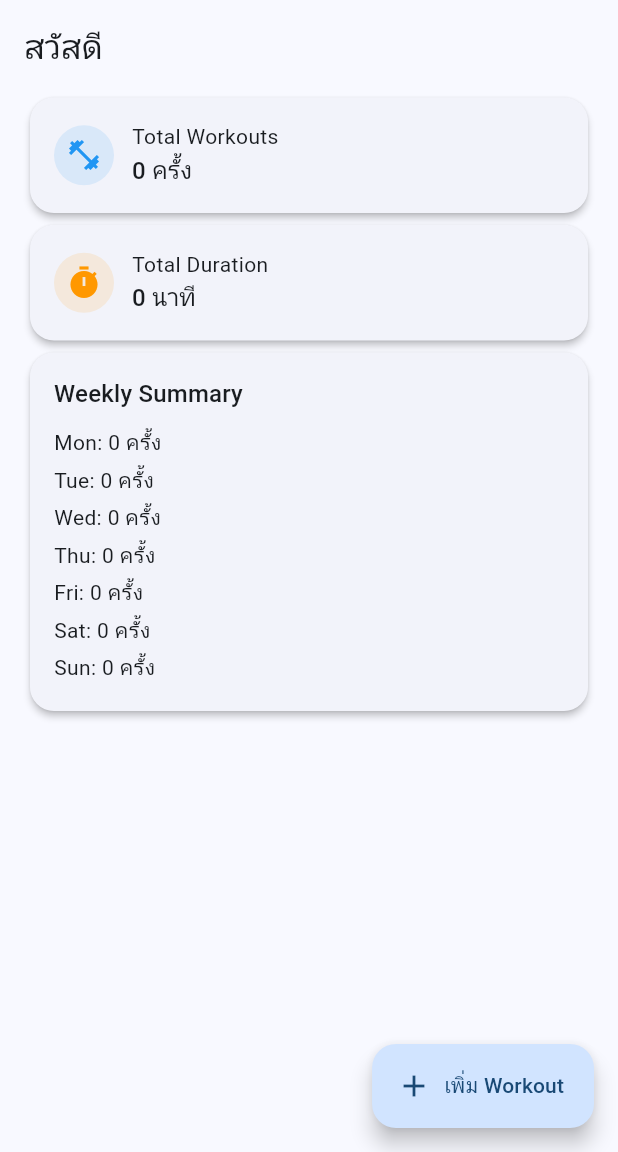
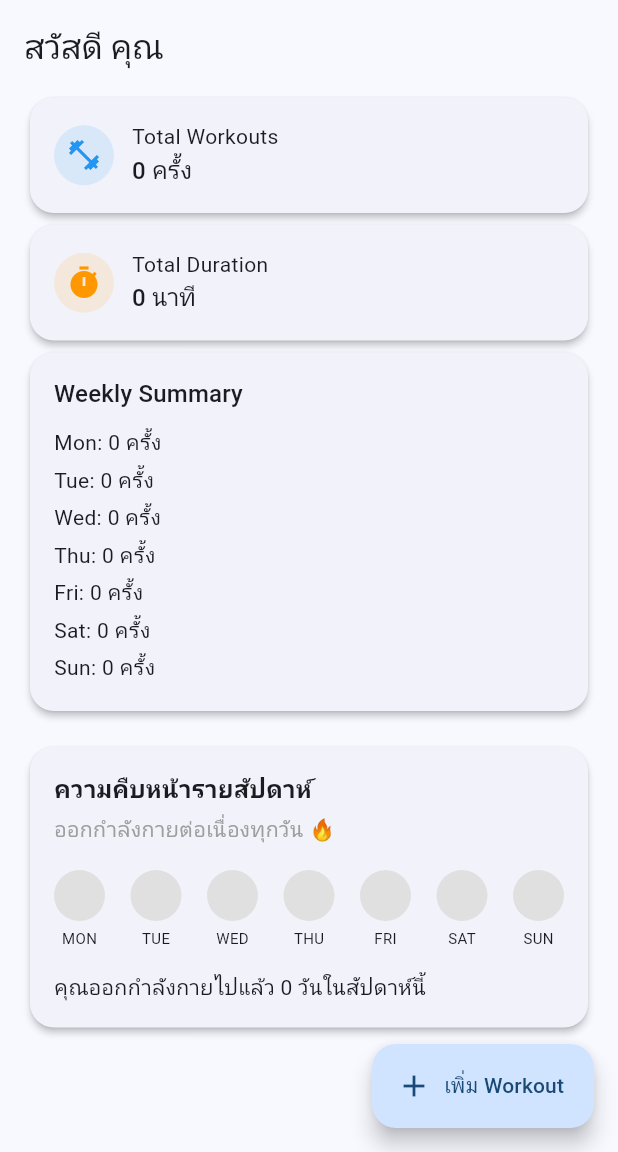
Before and after one commit to srpatise-del/fitness_pj_3, a Flutter app: the DashboardScreen screen opened by its route, on a phone screen of 412 x 824 dp, the part 84-1236 px from its top. Run offline on Flutter 3.47's test engine with Material 3 defaults, Android fonts, the phone set to English and light mode, and no system bars; our stand-ins replace fl_chart, flutter_local_notifications, shared_preferences, sqflite, sqflite_common_ffi, timezone; accounts and stored records are empty; network calls fail.

Commit message:
sky update 29/4 v2

```diff
--- a/lib/providers/workout_provider.dart
+++ b/lib/providers/workout_provider.dart
@@ -43,6 +43,10 @@ class WorkoutProvider extends ChangeNotifier {
   notifyListeners();
   try {
     await _service.addWorkout(workout: workout, token: token);
+
+    // 👇 เพิ่มตรงนี้
+    await loadWorkouts(userId: workout.userId, token: token);
+
     return true;
   } catch (e) {
     _error = e.toString().replaceFirst('Exception: ', '');
@@ -76,6 +80,7 @@ class WorkoutProvider extends ChangeNotifier {
     try {
       await _service.deleteWorkout(workoutId: workoutId, token: token);
       _workouts.removeWhere((w) => w.id == workoutId);
+      await loadWorkouts(userId: _workouts.first.userId, token: token);
       return true;
     } catch (e) {
       _error = e.toString().replaceFirst('Exception: ', '');
@@ -85,4 +90,21 @@ class WorkoutProvider extends ChangeNotifier {
       notifyListeners();
     }
   }
+  Set<int> getWorkoutDaysThisWeek() {
+  final now = DateTime.now();
+  final startOfWeek = now.subtract(Duration(days: now.weekday - 1));
+
+  Set<int> activeDays = {};
+
+  for (var w in _workouts) {
+    final date = w.date;
+
+    if (date.isAfter(startOfWeek.subtract(const Duration(days: 1))) &&
+        date.isBefore(startOfWeek.add(const Duration(days: 7)))) {
+      activeDays.add(date.weekday - 1); // MON = 0
     }
+  }
+
+  return activeDays;
+}
+}
--- a/lib/screens/dashboard/dashboard_screen.dart
+++ b/lib/screens/dashboard/dashboard_screen.dart
@@ -5,6 +5,7 @@ import 'package:fitness_pj_3/widgets/app_drawer.dart';
 import 'package:fitness_pj_3/widgets/summary_card.dart';
 import 'package:flutter/material.dart';
 import 'package:provider/provider.dart';
+import 'package:fitness_pj_3/widgets/weekly_streak_card.dart';
 
 class DashboardScreen extends StatefulWidget {
   const DashboardScreen({super.key});
@@ -59,14 +60,15 @@ class _DashboardScreenState extends State<DashboardScreen> {
       body: RefreshIndicator(
         onRefresh: () async {
           if (user != null) {
-            await workoutProvider.loadWorkouts(userId: user.id, token: user.token ?? '');
+            await workoutProvider.loadWorkouts(
+                userId: user.id, token: user.token ?? '');
           }
         },
         child: ListView(
           padding: const EdgeInsets.all(16),
           children: [
             Text(
-              'สวัสดี ${user?.username ?? ''}',
+              'สวัสดี คุณ ${user?.username ?? ''}',
               style: Theme.of(context).textTheme.titleLarge,
             ),
             const SizedBox(height: 16),
@@ -88,7 +90,8 @@ class _DashboardScreenState extends State<DashboardScreen> {
                 child: Column(
                   crossAxisAlignment: CrossAxisAlignment.start,
                   children: [
-                    Text('Weekly Summary', style: Theme.of(context).textTheme.titleMedium),
+                    Text('Weekly Summary',
+                        style: Theme.of(context).textTheme.titleMedium),
                     const SizedBox(height: 8),
                     ...summary.weeklySummary.entries.map(
                       (e) => Padding(
@@ -100,6 +103,13 @@ class _DashboardScreenState extends State<DashboardScreen> {
                 ),
               ),
             ),
+            const SizedBox(height: 16),
+
+            workoutProvider.isLoading
+            ? const Center(child: CircularProgressIndicator())
+            : WeeklyStreakCard(
+                activeDays: workoutProvider.getWorkoutDaysThisWeek(),
+      ),
             if (workoutProvider.error != null)
               Padding(
                 padding: const EdgeInsets.only(top: 8),
--- a/lib/services/workout_service.dart
+++ b/lib/services/workout_service.dart
@@ -38,11 +38,14 @@ class WorkoutService {
         'date': workout.date.toIso8601String(),
       },
     );
-    } catch (_) {
+  } catch (e) {
+    if (kIsWeb) {
+      throw Exception("เพิ่มข้อมูลไม่สำเร็จ (Web ไม่มี local DB)");
+    }
+
     await _addLocal(workout);
   }
 }
-
   Future<void> updateWorkout({
     required Workout workout,
     required String token,
@@ -102,12 +105,21 @@ class WorkoutService {
   }
 
 Future<List<Workout>> _fetchLocal(int userId) async {
+  if (kIsWeb) return []; // 👈 กัน Web
+
   final db = await LocalDbService.instance.database;
-    final rows = await db.query('workouts', where: 'user_id = ?', whereArgs: [userId], orderBy: 'date DESC');
+  final rows = await db.query(
+    'workouts',
+    where: 'user_id = ?',
+    whereArgs: [userId],
+    orderBy: 'date DESC',
+  );
   return rows.map((e) => Workout.fromJson(e)).toList();
 }
 
 Future<void> _addLocal(Workout workout) async {
+  if (kIsWeb) return; // 👈 กัน
+
   final db = await LocalDbService.instance.database;
   await db.insert('workouts', {
     'user_id': workout.userId,
@@ -119,6 +131,8 @@ class WorkoutService {
 }
 
 Future<void> _updateLocal(Workout workout) async {
+  if (kIsWeb) return;
+
   final db = await LocalDbService.instance.database;
   await db.update(
     'workouts',
@@ -134,7 +148,13 @@ class WorkoutService {
 }
 
 Future<void> _deleteLocal(int workoutId) async {
+  if (kIsWeb) return;
+
   final db = await LocalDbService.instance.database;
-    await db.delete('workouts', where: 'id = ?', whereArgs: [workoutId]);
+  await db.delete(
+    'workouts',
+    where: 'id = ?',
+    whereArgs: [workoutId],
+  );
 }
 }
--- a/lib/widgets/app_drawer.dart
+++ b/lib/widgets/app_drawer.dart
@@ -17,9 +17,11 @@ class AppDrawer extends StatelessWidget {
             currentAccountPicture: CircleAvatar(
             backgroundColor: Colors.white,
             child: Padding(
-            padding: const EdgeInsets.all(8),
+            padding: const EdgeInsets.all(10.0),
             child: Image.asset(
             'assets/images/logo.png',
+            height: 75,
+            width: 75,
             ),
            ),
           ),
--- /dev/null
+++ b/lib/widgets/weekly_streak_card.dart
@@ -0,0 +1,66 @@
+import 'package:flutter/material.dart';
+
+class WeeklyStreakCard extends StatelessWidget {
+  final Set<int> activeDays;
+
+  const WeeklyStreakCard({super.key, required this.activeDays});
+
+  @override
+  Widget build(BuildContext context) {
+    final days = ['MON', 'TUE', 'WED', 'THU', 'FRI', 'SAT', 'SUN'];
+
+    return Card(
+      shape: RoundedRectangleBorder(borderRadius: BorderRadius.circular(16)),
+      child: Padding(
+        padding: const EdgeInsets.all(16),
+        child: Column(
+          crossAxisAlignment: CrossAxisAlignment.start,
+          children: [
+            const Text(
+              'ความคืบหน้ารายสัปดาห์',
+              style: TextStyle(fontSize: 16, fontWeight: FontWeight.bold),
+            ),
+            const SizedBox(height: 6),
+            const Text(
+              'ออกกำลังกายต่อเนื่องทุกวัน 🔥',
+              style: TextStyle(color: Colors.grey),
+            ),
+            const SizedBox(height: 16),
+
+            Row(
+              mainAxisAlignment: MainAxisAlignment.spaceBetween,
+              children: List.generate(7, (index) {
+                final isActive = activeDays.contains(index);
+
+                return Column(
+                  children: [
+                    Container(
+                      width: 34,
+                      height: 34,
+                      decoration: BoxDecoration(
+                        color: isActive ? Colors.orange : Colors.grey[300],
+                        shape: BoxShape.circle,
+                      ),
+                      child: isActive
+                          ? const Icon(Icons.local_fire_department,
+                              color: Colors.white, size: 18)
+                          : null,
+                    ),
+                    const SizedBox(height: 4),
+                    Text(days[index], style: const TextStyle(fontSize: 10)),
+                  ],
+                );
+              }),
+            ),
+
+            const SizedBox(height: 16),
+            Text(
+              'คุณออกกำลังกายไปแล้ว ${activeDays.length} วันในสัปดาห์นี้',
+              style: const TextStyle(fontSize: 14),
+            ),
+          ],
+        ),
+      ),
+    );
+  }
+}
```
Also changed, not shown: 1 other file. Lines whose indentation alone changed are shown as unchanged.
